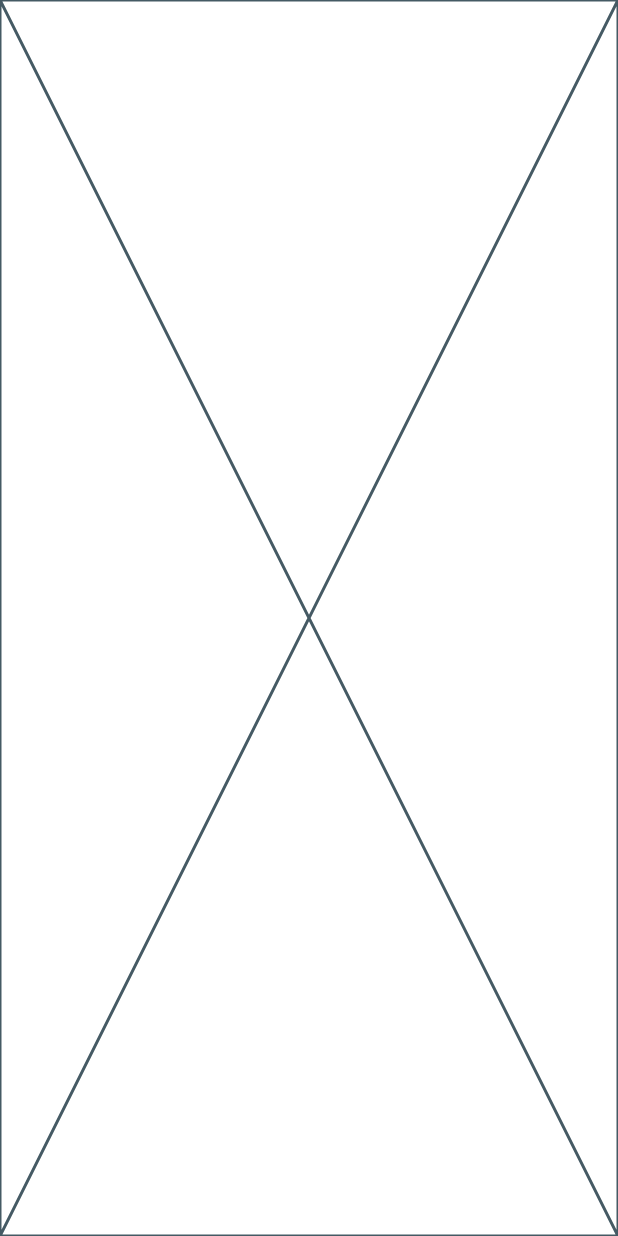
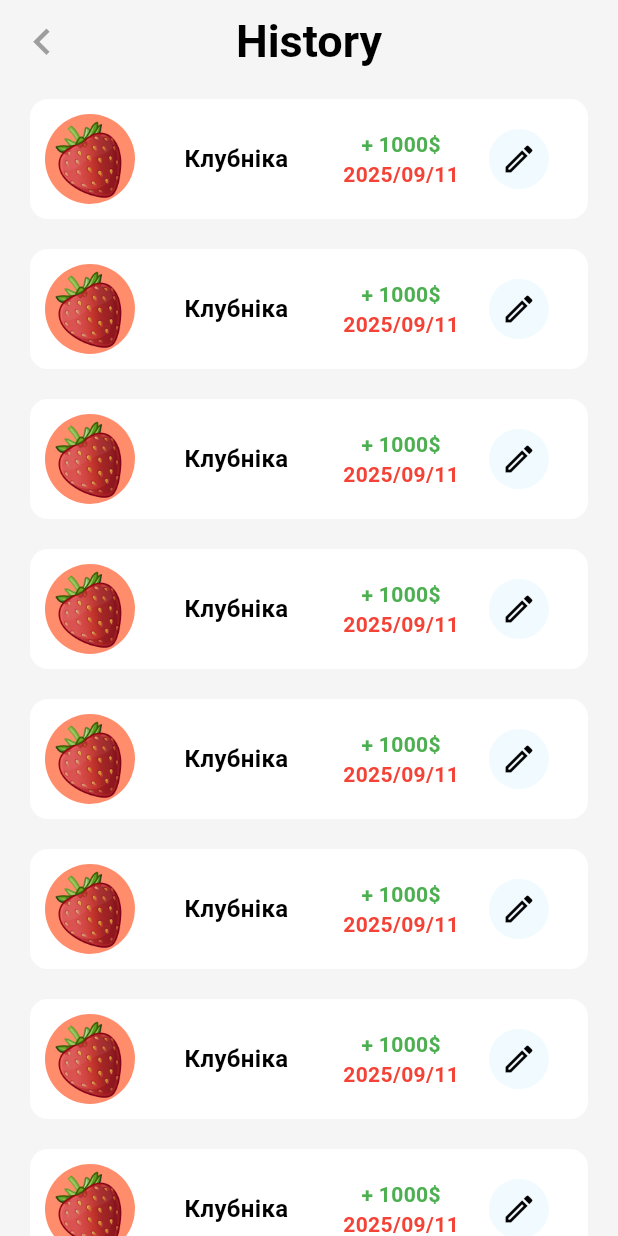
Before and after one commit to Vlad200815/Lybianka, a Flutter app: the screen it shows after launch, after a tap on "View All", on a phone screen of 412 x 824 dp. Run offline on Flutter 3.47's test engine with Material 3 defaults, Android fonts, the phone set to English and light mode, and no system bars; our stand-ins replace fl_chart, flutter_colorpicker, font_awesome_flutter; missing offline and left inert: flutter_flip_card.

Commit message:
Improved the graph, almost complited the history screen

```diff
--- a/lib/features/add_money/widgets/money_text_field.dart
+++ b/lib/features/add_money/widgets/money_text_field.dart
@@ -8,7 +8,6 @@ class MoneyTextField extends StatelessWidget {
 
   @override
   Widget build(BuildContext context) {
-    final theme = Theme.of(context);
     return SizedBox(
       width: MediaQuery.of(context).size.width * 0.7,
       child: TextFormField(
--- /dev/null
+++ b/lib/features/history/history.dart
@@ -0,0 +1,2 @@
+export "widgets/widgets.dart";
+export "view/view.dart";
--- /dev/null
+++ b/lib/features/history/view/history_screen.dart
@@ -0,0 +1,117 @@
+import 'package:flutter/material.dart';
+
+class HistoryScreen extends StatelessWidget {
+  const HistoryScreen({super.key});
+
+  @override
+  Widget build(BuildContext context) {
+    final theme = Theme.of(context);
+    return Scaffold(
+      backgroundColor: theme.colorScheme.surface,
+      appBar: AppBar(
+        title: Text(
+          "History",
+          style: TextStyle(
+            color: theme.colorScheme.onSurface,
+            fontWeight: FontWeight.bold,
+            fontSize: 30,
+          ),
+        ),
+        elevation: 0,
+        centerTitle: true,
+        leading: IconButton(
+          onPressed: () {
+            Navigator.pop(context);
+          },
+          icon: Icon(
+            Icons.chevron_left_sharp,
+            color: theme.colorScheme.outline,
+            size: 35,
+          ),
+        ),
+      ),
+      body: ListView.builder(
+        itemCount: 20,
+        itemBuilder: (context, index) {
+          return Padding(
+            padding: const EdgeInsets.symmetric(horizontal: 20, vertical: 10),
+            child: Container(
+              width: double.infinity,
+              height: 80,
+              decoration: BoxDecoration(
+                color: theme.colorScheme.onPrimary,
+                borderRadius: BorderRadius.circular(12),
+              ),
+              child: Row(
+                children: [
+                  Padding(
+                    padding: const EdgeInsets.symmetric(horizontal: 10),
+                    child: Container(
+                      width: 60,
+                      height: 60,
+                      decoration: BoxDecoration(
+                        color: theme.colorScheme.tertiary,
+                        borderRadius: BorderRadius.circular(30),
+                      ),
+                      child: Image.asset("assets/strabbery.png"),
+                    ),
+                  ),
+                  SizedBox(width: MediaQuery.of(context).size.width / 18),
+                  Center(
+                    child: Text(
+                      "Клубніка",
+                      style: TextStyle(
+                        color: theme.colorScheme.onSurface,
+                        fontSize: 16,
+                        fontWeight: FontWeight.bold,
+                      ),
+                    ),
+                  ),
+                  SizedBox(width: MediaQuery.of(context).size.width / 25),
+                  Padding(
+                    padding: const EdgeInsets.symmetric(horizontal: 20),
+                    child: Column(
+                      mainAxisAlignment: MainAxisAlignment.center,
+                      children: [
+                        Text(
+                          "+ 1000\$",
+                          style: TextStyle(
+                            color: Colors.green,
+                            fontSize: 14,
+                            fontWeight: FontWeight.bold,
+                          ),
+                        ),
+                        Text(
+                          "2025/09/11",
+                          style: TextStyle(
+                            color: Colors.red,
+                            fontSize: 14,
+                            fontWeight: FontWeight.bold,
+                          ),
+                        ),
+                      ],
+                    ),
+                  ),
+                  Center(
+                    child: Container(
+                      width: 40,
+                      height: 40,
+                      decoration: BoxDecoration(
+                        color: const Color.fromARGB(255, 240, 250, 255),
+                        borderRadius: BorderRadius.circular(25),
+                      ),
+                      child: IconButton(
+                        onPressed: () {},
+                        icon: Icon(Icons.edit_outlined),
+                      ),
+                    ),
+                  ),
+                ],
+              ),
+            ),
+          );
+        },
+      ),
+    );
+  }
+}
--- /dev/null
+++ b/lib/features/history/view/view.dart
@@ -0,0 +1 @@
+export "history_screen.dart";
--- a/lib/features/home/view/all_graphics_screen.dart
+++ /dev/null
@@ -1,10 +0,0 @@
-import 'package:flutter/material.dart';
-
-class AllGraphicsScreen extends StatelessWidget {
-  const AllGraphicsScreen({super.key});
-
-  @override
-  Widget build(BuildContext context) {
-    return const Placeholder();
-  }
-}
--- a/lib/features/home/view/home_screen.dart
+++ b/lib/features/home/view/home_screen.dart
@@ -2,6 +2,8 @@ import 'dart:math';
 
 import 'package:fl_chart/fl_chart.dart';
 import 'package:flutter/material.dart';
+import 'package:flutter_flip_card/flipcard/flip_card.dart';
+import 'package:flutter_flip_card/flutter_flip_card.dart';
 
 class HomeScreen extends StatefulWidget {
   const HomeScreen({super.key});
@@ -11,31 +13,33 @@ class HomeScreen extends StatefulWidget {
 }
 
 class _HomeScreenState extends State<HomeScreen> {
+  final controller = FlipCardController();
+
   DateTime _selectedDate = DateTime.now();
   Map<String, double> readingTimes = {
-    '2024-06-10': 30,
-    '2024-06-11': 60,
-    '2024-06-12': 45,
-    '2024-06-13': 0,
+    '2024-06-10': 130,
+    '2024-06-11': 160,
+    '2024-06-12': 95,
+    '2024-06-13': 100,
     // etc.
   };
 
-  List<double> getWeekData(DateTime date) {
-    DateTime monday = date.subtract(Duration(days: date.weekday - 1));
-    return List.generate(7, (index) {
-      String dayKey = DateTime(
-        monday.year,
-        monday.month,
-        monday.day + index,
-      ).toIso8601String().substring(0, 10);
-      return readingTimes[dayKey] ?? 0;
-    });
-  }
+  // List<double> getWeekData(DateTime date) {
+  //   DateTime monday = date.subtract(Duration(days: date.weekday - 1));
+  //   return List.generate(7, (index) {
+  //     String dayKey = monday
+  //         .add(Duration(days: index))
+  //         .toIso8601String()
+  //         .substring(0, 10);
+  //     print("-----------------${readingTimes[dayKey]}");
+  //     return readingTimes[dayKey] ?? 0;
+  //   });
+  // }
 
   @override
   Widget build(BuildContext context) {
     final theme = Theme.of(context);
-    List<double> weekData = getWeekData(_selectedDate);
+    List<double> weekData = [100, 129, 80, 96, 200, 100, 132];
 
     return Scaffold(
       backgroundColor: theme.colorScheme.surface,
@@ -83,8 +87,13 @@ class _HomeScreenState extends State<HomeScreen> {
                   ),
                 ],
               ),
-              const SizedBox(height: 20),
-              Container(
+              SizedBox(height: MediaQuery.of(context).size.height / 45),
+              FlipCard(
+                controller: controller,
+                rotateSide: RotateSide.right,
+                axis: FlipAxis.vertical,
+                onTapFlipping: true,
+                frontWidget: Container(
                   height: 200,
                   width: double.infinity,
                   decoration: BoxDecoration(
@@ -140,7 +149,66 @@ class _HomeScreenState extends State<HomeScreen> {
                     ),
                   ),
                 ),
-              const SizedBox(height: 18),
+                backWidget: Container(
+                  height: 200,
+                  width: double.infinity,
+                  decoration: BoxDecoration(
+                    color: Colors.red,
+                    // gradient: LinearGradient(
+                    //   colors: [
+                    //     theme.colorScheme.tertiary,
+                    //     theme.colorScheme.secondary,
+                    //     theme.colorScheme.primary,
+                    //   ],
+                    //   transform: const GradientRotation(pi / 4),
+                    // ),
+                    borderRadius: BorderRadius.circular(25),
+                  ),
+                  child: Padding(
+                    padding: const EdgeInsets.symmetric(
+                      horizontal: 20,
+                      vertical: 20,
+                    ),
+                    child: Column(
+                      mainAxisAlignment: MainAxisAlignment.start,
+                      crossAxisAlignment: CrossAxisAlignment.center,
+                      children: [
+                        Text(
+                          "Total Balance",
+                          style: TextStyle(
+                            color: Colors.white,
+                            fontWeight: FontWeight.w600,
+                            fontSize: 18,
+                          ),
+                        ),
+                        const SizedBox(height: 10),
+                        Text(
+                          "\$ 4800.00",
+                          style: TextStyle(
+                            color: Colors.white,
+                            fontWeight: FontWeight.w700,
+                            fontSize: 45,
+                          ),
+                        ),
+                        const SizedBox(height: 12),
+                        Align(
+                          alignment: Alignment.bottomRight,
+                          child: IconButton(
+                            onPressed: () {},
+                            icon: Icon(
+                              Icons.currency_exchange_rounded,
+                              color: Colors.white,
+                              size: 30,
+                            ),
+                          ),
+                        ),
+                      ],
+                    ),
+                  ),
+                ),
+              ),
+
+              SizedBox(height: MediaQuery.of(context).size.height / 39),
               Padding(
                 padding: const EdgeInsets.symmetric(
                   horizontal: 12,
@@ -159,7 +227,7 @@ class _HomeScreenState extends State<HomeScreen> {
                     ),
                     TextButton(
                       onPressed: () {
-                        Navigator.pushNamed(context, "/all_graphics");
+                        Navigator.pushNamed(context, "/history");
                       },
                       child: Text(
                         "View All",
@@ -174,7 +242,7 @@ class _HomeScreenState extends State<HomeScreen> {
                 ),
               ),
 
-              ///
+              ///Graph----------->>>>>>>>>>>>>>>>>>>>>>>>>>>>
               Container(
                 decoration: BoxDecoration(
                   color: Colors.white,
@@ -183,6 +251,8 @@ class _HomeScreenState extends State<HomeScreen> {
                 height: 320,
                 child: BarChart(
                   BarChartData(
+                    borderData: FlBorderData(show: false),
+                    barTouchData: BarTouchData(enabled: false),
                     maxY: 200,
                     barGroups: List.generate(7, (index) {
                       return BarChartGroupData(
@@ -190,6 +260,22 @@ class _HomeScreenState extends State<HomeScreen> {
                         barRods: [
                           BarChartRodData(
                             toY: weekData[index],
+                            borderRadius: BorderRadius.circular(30),
+                            gradient: LinearGradient(
+                              colors: [
+                                theme.colorScheme.tertiary,
+                                theme.colorScheme.secondary,
+                                theme.colorScheme.primary,
+                              ],
+                              transform: GradientRotation(pi / 40),
+                            ),
+                            width: 10,
+                            fromY: 0,
+                            backDrawRodData: BackgroundBarChartRodData(
+                              show: true,
+                              toY: 5,
+                              color: Colors.grey[300],
+                            ),
                             color: (_selectedDate.weekday - 1) == index
                                 ? Colors.blue
                                 : Colors.grey,
@@ -211,7 +297,14 @@ class _HomeScreenState extends State<HomeScreen> {
                               'Sa',
                               'Su',
                             ];
-                            return Text(days[value.toInt()]);
+                            return Text(
+                              days[value.toInt()],
+                              style: TextStyle(
+                                color: theme.colorScheme.outline,
+                                fontSize: 15,
+                                fontWeight: FontWeight.bold,
+                              ),
+                            );
                           },
                         ),
                       ),
--- a/lib/features/home/view/view.dart
+++ b/lib/features/home/view/view.dart
@@ -1,2 +1 @@
 export "home_screen.dart";
-export "all_graphics_screen.dart";
--- a/lib/main.dart
+++ b/lib/main.dart
@@ -1,7 +1,8 @@
 import 'package:flutter/material.dart';
-import 'package:lybianka/features/add_money/view/add_money_screen.dart';
-import 'package:lybianka/features/widgets/my_bottom_bar.dart';
-import 'features/home/home.dart';
+import 'package:lybianka/theme/theme.dart';
+import 'features/add_money/add_money.dart';
+import 'features/history/history.dart';
+import 'features/widgets/widgets.dart';
 
 void main() {
   runApp(const MyApp());
@@ -14,21 +15,10 @@ class MyApp extends StatelessWidget {
   Widget build(BuildContext context) {
     return MaterialApp(
       debugShowCheckedModeBanner: false,
-      theme: ThemeData(
-        colorScheme: ColorScheme.light(
-          surface: Colors.grey.shade100,
-          onSurface: Colors.black,
-          primary: const Color(0xFF00B2E7),
-          secondary: const Color(0xFFE064F7),
-          tertiary: const Color(0xFFFF8D6C),
-          outline: Colors.grey,
-          onPrimary: Colors.white,
-        ),
-      ),
+      theme: myTheme,
       routes: {
         "/": (context) => const MyBottomBar(),
-        "/all_graphics": (context) => const AllGraphicsScreen(),
-        // "/settings": (context) => const SettingsScreen(),
+        "/history": (context) => const HistoryScreen(),
         "/add_money": (context) => AddMoneyScreen(),
       },
       initialRoute: '/',
--- /dev/null
+++ b/lib/theme/theme.dart
@@ -0,0 +1,13 @@
+import 'package:flutter/material.dart';
+
+final myTheme = ThemeData(
+  colorScheme: ColorScheme.light(
+    surface: Colors.grey.shade100,
+    onSurface: Colors.black,
+    primary: const Color(0xFF00B2E7),
+    secondary: const Color(0xFFE064F7),
+    tertiary: const Color(0xFFFF8D6C),
+    outline: Colors.grey,
+    onPrimary: Colors.white,
+  ),
+);
--- a/pubspec.yaml
+++ b/pubspec.yaml
@@ -39,6 +39,7 @@ dependencies:
   font_awesome_flutter: ^10.8.0
   flutter_colorpicker: ^1.1.0
   intl: ^0.20.2
+  flutter_flip_card: ^0.0.6
 
 dev_dependencies:
   flutter_test:
@@ -65,6 +66,7 @@ flutter:
   # To add assets to your application, add an assets section, like this:
   assets:
     - assets/face.png
+    - assets/strabbery.png
   #   - images/a_dot_ham.jpeg
 
   # An image asset can refer to one or more resolution-specific "variants", see
```
Also changed, not shown: assets/strabbery.png (added), assets/strawberries-chip-basket-260nw-1960738807.webp (added), lib/features/history/widgets/widgets.dart (added), pubspec.lock. Lines whose indentation alone changed are shown as unchanged.
